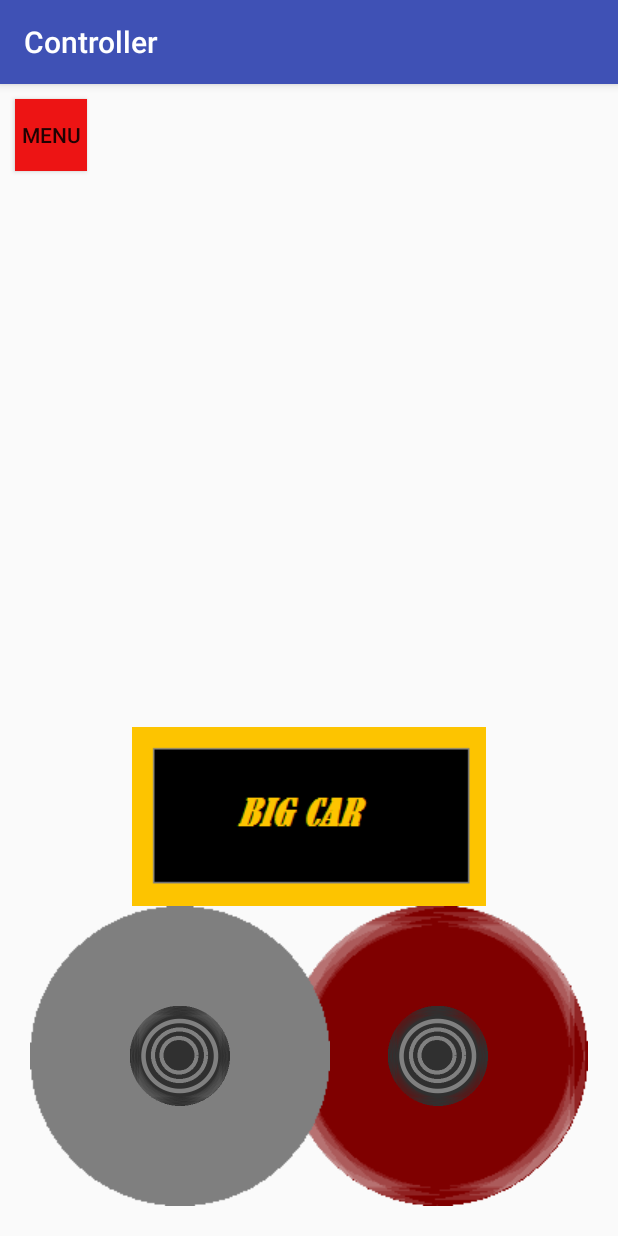
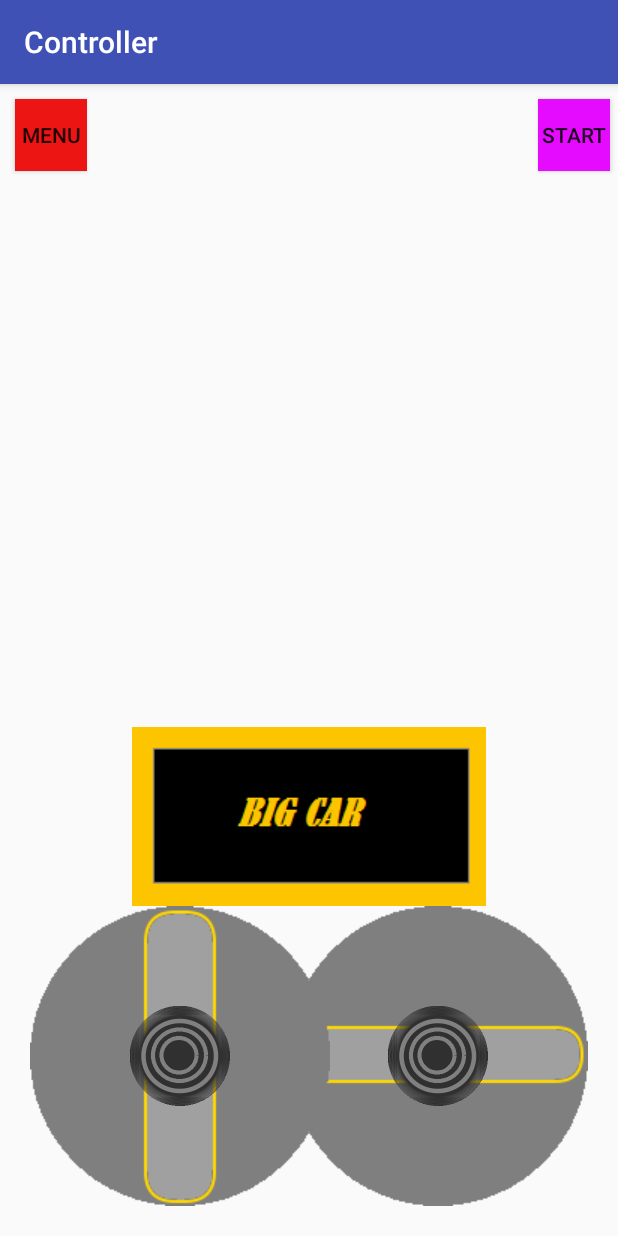
Before and after one commit to Jooster2/LMTX38-Exjobb, an Android app: the fragment BigCarFragment shown on its own in the app's theme, on a phone screen of 412 x 824 dp. Run offline under Robolectric (Android 15) with nearby library versions, the phone set to English and light mode, and no system bars; 2 statements that could not run were skipped.

Commit message:
Fix
Fixed the controls for the two additional servos
Added swapping capabilities, its now possible too drive both cars with
the same phone.

```diff
--- a/controller/app/src/main/java/joystick/HorizontalJoystick.java
+++ b/controller/app/src/main/java/joystick/HorizontalJoystick.java
@@ -1,16 +1,20 @@
 package joystick;
 
+import android.app.Activity;
 import android.content.Context;
 import android.view.MotionEvent;
 import android.widget.RelativeLayout;
 import android.os.Vibrator;
+
+import com.controller.MainActivity;
 /**
  * Created by Carl-Henrik Hult on 2016-03-24.
  */
 public class HorizontalJoystick extends Joystick
 {
+    MainActivity activity;
     double minDistance = 0;
-    public HorizontalJoystick(Context context, RelativeLayout theLayout, double minDistance)
+    public HorizontalJoystick(Context context, RelativeLayout theLayout, double minDistance, Activity activity)
     {
         super(context, theLayout);
         if (minDistance >= 0)
@@ -19,6 +23,7 @@ public class HorizontalJoystick extends Joystick
         }
         draw.position(params.width/2, params.height/2);
         draw();
+        this.activity = (MainActivity) activity;
     }
 
     public void drawJoystick(MotionEvent event)
@@ -54,14 +59,19 @@ public class HorizontalJoystick extends Joystick
         }
         else if (action == MotionEvent.ACTION_UP)
         {
-            draw.position(params.width/2, params.height/2);
+            if (!activity.getActivated())
+            {
+                draw.position(params.width / 2, params.height / 2);
                 draw();
                 /* Since this action means the joystick is released, it is no longer touched,
                 It gets reset */
                 isTouched = false;
                 position = 0;
                 exceededMinDis = false;
-
+            }
+            else {
+                isTouched = false;
+            }
             Vibrator v = (Vibrator) this.context.getSystemService(Context.VIBRATOR_SERVICE);
             // Vibrate for 500 milliseconds
             v.vibrate(500);
--- a/controller/app/src/main/java/joystick/VerticalJoystick.java
+++ b/controller/app/src/main/java/joystick/VerticalJoystick.java
@@ -1,24 +1,29 @@
 package joystick;
 
+import android.app.Activity;
 import android.content.Context;
 import android.os.Vibrator;
 import android.view.MotionEvent;
 import android.widget.RelativeLayout;
+
+import com.controller.MainActivity;
 /**
  * Created by Carl-Henrik Hult on 2016-03-24.
  */
 public class VerticalJoystick extends Joystick
 {
     double minDistance = 0;
-    public VerticalJoystick(Context context, RelativeLayout theLayout, double minDistance)
+    MainActivity activity;
+    public VerticalJoystick(Context context, RelativeLayout theLayout, double minDistance, Activity activity)
     {
         super(context, theLayout);
         if (minDistance >= 0)
         {
             this.minDistance = minDistance;
         }
-        draw.position(params.width/2, params.height/2);
+        draw.position(params.width / 2, params.height / 2);
         draw();
+        this.activity =(MainActivity) activity;
     }
 
     public void drawJoystick(MotionEvent event)
@@ -54,13 +59,18 @@ public class VerticalJoystick extends Joystick
         }
         else if (action == MotionEvent.ACTION_UP)
         {
+            if (!activity.getActivated())
+            {
                 draw.position(params.width / 2, params.height / 2);
                 draw();
                 /* Since this action means the joystick is released, it is no longer touched,
                  It gets reset */
                 isTouched = false;
                 position = 0;
-
+            }
+            else {
+                isTouched = false;
+            }
             Vibrator v = (Vibrator) this.context.getSystemService(Context.VIBRATOR_SERVICE);
             // Vibrate for 500 milliseconds
 
--- a/controller/app/src/main/res/layout/big_car_fragment.xml
+++ b/controller/app/src/main/res/layout/big_car_fragment.xml
@@ -24,7 +24,7 @@
         android:id="@+id/horizontal_joystick"
         android:clipChildren="false"
         android:clipToPadding="false"
-        android:background="@drawable/joystick2"
+        android:background="@drawable/joysticksliderright"
         android:layout_alignParentBottom="true"
         android:layout_alignParentEnd="true"
         android:layout_marginRight="20dp"
@@ -37,7 +37,7 @@
         android:id="@+id/vertical_joystick"
         android:clipChildren="false"
         android:clipToPadding="false"
-        android:background="@drawable/joystick"
+        android:background="@drawable/joysticksliderleft"
         android:layout_alignParentBottom="true"
         android:layout_alignParentEnd="false"
         android:layout_marginLeft="20dp"
@@ -62,5 +62,17 @@
         android:layout_centerHorizontal="true"
         android:background="@drawable/bigcarfont2"
         android:layout_above="@+id/horizontal_joystick"/>
+    <Button
+        style="?android:attr/buttonStyleSmall"
+        android:layout_width="wrap_content"
+        android:layout_height="wrap_content"
+        android:text="Start"
+        android:id="@+id/button"
+        android:layout_alignTop="@+id/menu_button"
+        android:layout_alignParentEnd="true"
+        android:clickable="true"
+        android:onClick="toggleSpecial"
+        android:layout_marginRight="5dp"
+        android:background="#e50bfe"/>
 
 </RelativeLayout>
```
Also changed, not shown: controller/app/src/main/java/com/controller/MainActivity.java (+85 -6 lines), controller/app/src/main/java/com/controller/WifiHelper.java (+67 -22 lines), controller/app/src/main/java/joystick/JoystickHelper.java (+15 -16 lines), controller/app/src/main/res/layout/grab_car_fragment.xml (+13 -0 lines). Lines whose indentation alone changed are shown as unchanged.
